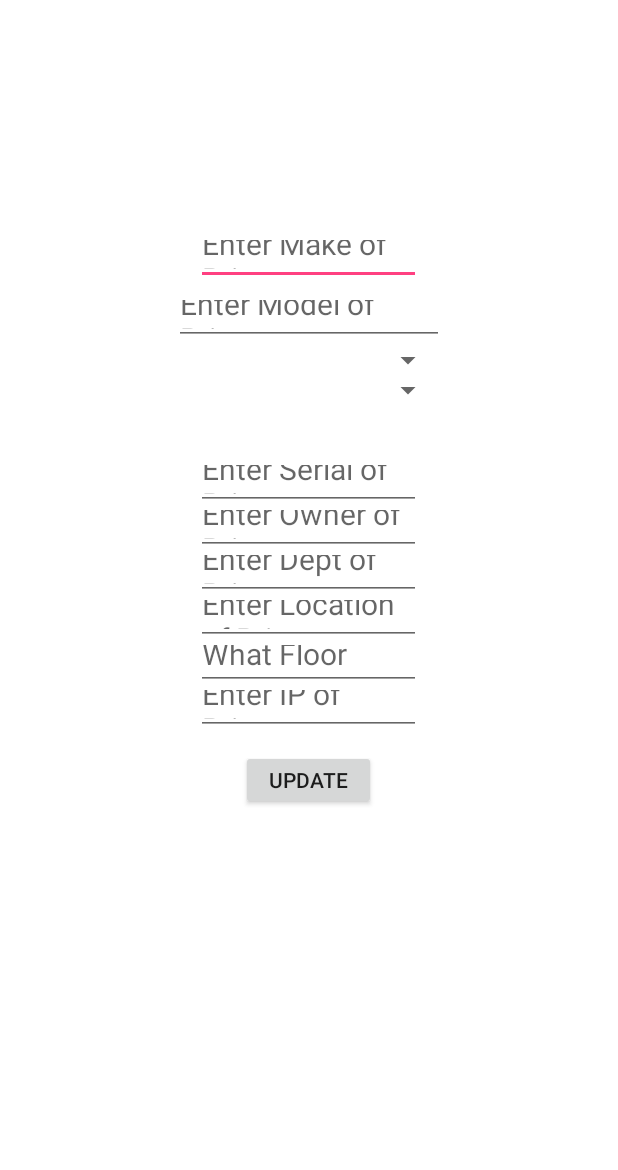
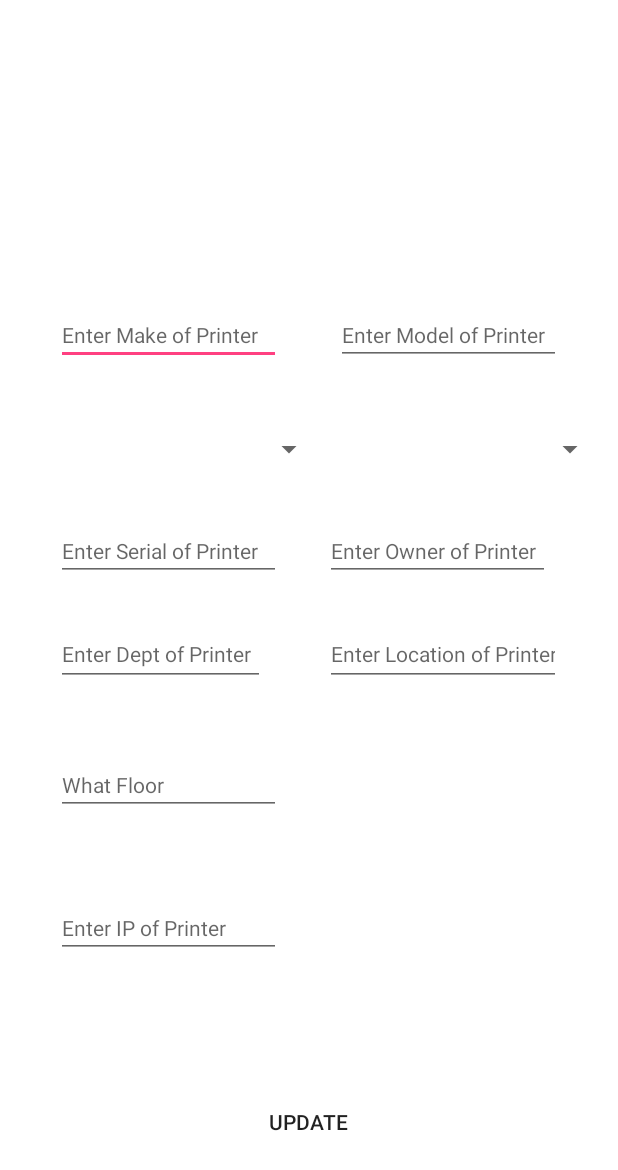
Before and after one commit to jmadrid1/Prinventory-Kotlin, an Android app: the layout fragment_printer_update.xml on its own in the app's theme, with its tools: preview values and no code run, on a phone screen of 412 x 824 dp. Shown: the top 1170 px of the screen. Run offline under Robolectric (Android 15) with nearby library versions, the light colour scheme and no system bars.

Commit message:
Updated UI for Printer Activity's fragment for updating printers.

```diff
--- a/app/src/main/res/layout/fragment_printer_update.xml
+++ b/app/src/main/res/layout/fragment_printer_update.xml
@@ -1,102 +1,202 @@
 <?xml version="1.0" encoding="utf-8"?>
-<RelativeLayout
+<android.support.constraint.ConstraintLayout
     xmlns:android="http://schemas.android.com/apk/res/android"
+    xmlns:app="http://schemas.android.com/apk/res-auto"
     android:layout_width="match_parent"
     android:layout_height="match_parent"
+    android:orientation="vertical"
     android:background="@color/cardview_light_background">
 
     <EditText
         android:id="@+id/fragment_printer_update_edittext_make"
         android:layout_width="150dp"
         android:layout_height="40dp"
-        android:layout_marginTop="150dp"
-        android:layout_centerHorizontal="true"
-        android:textSize="20sp"
-        android:hint="@string/hint_printer_make"/>
+        android:layout_marginStart="8dp"
+        android:layout_marginLeft="8dp"
+        android:layout_marginEnd="8dp"
+        android:layout_marginRight="8dp"
+        android:layout_marginBottom="36dp"
+        android:hint="@string/hint_printer_make"
+        android:inputType="textCapWords"
+        android:textSize="14sp"
+        app:layout_constraintBottom_toTopOf="@+id/fragment_printer_update_spinner_status"
+        app:layout_constraintEnd_toEndOf="parent"
+        app:layout_constraintHorizontal_bias="0.118"
+        app:layout_constraintStart_toStartOf="parent" />
 
     <EditText
         android:id="@+id/fragment_printer_update_edittext_model"
-        android:layout_width="180dp"
+        android:layout_width="150dp"
         android:layout_height="40dp"
-        android:layout_marginTop="190dp"
-        android:layout_centerHorizontal="true"
-        android:textSize="20sp"
-        android:hint="@string/hint_printer_model"/>
+        android:layout_marginStart="8dp"
+        android:layout_marginLeft="8dp"
+        android:layout_marginEnd="8dp"
+        android:layout_marginRight="8dp"
+        android:layout_marginBottom="36dp"
+        android:hint="@string/hint_printer_model"
+        android:textSize="14sp"
+        app:layout_constraintBottom_toTopOf="@+id/fragment_printer_update_spinner_color"
+        app:layout_constraintEnd_toEndOf="parent"
+        app:layout_constraintHorizontal_bias="0.877"
+        app:layout_constraintStart_toStartOf="parent" />
 
     <Spinner
         android:id="@+id/fragment_printer_update_spinner_status"
         android:layout_width="180dp"
         android:layout_height="40dp"
-        android:layout_centerHorizontal="true"
-        android:layout_marginTop="220dp"/>
+        android:layout_marginStart="8dp"
+        android:layout_marginLeft="8dp"
+        android:layout_marginEnd="8dp"
+        android:layout_marginRight="8dp"
+        android:layout_marginBottom="28dp"
+        app:layout_constraintBottom_toTopOf="@+id/fragment_printer_update_edittext_serial"
+        app:layout_constraintEnd_toEndOf="parent"
+        app:layout_constraintHorizontal_bias="0.134"
+        app:layout_constraintStart_toStartOf="parent" />
 
     <Spinner
         android:id="@+id/fragment_printer_update_spinner_color"
         android:layout_width="180dp"
         android:layout_height="40dp"
-        android:layout_centerHorizontal="true"
-        android:layout_marginTop="240dp"/>
+        android:layout_marginStart="8dp"
+        android:layout_marginLeft="8dp"
+        android:layout_marginEnd="8dp"
+        android:layout_marginRight="8dp"
+        android:layout_marginBottom="28dp"
+        app:layout_constraintBottom_toTopOf="@+id/fragment_printer_update_edittext_owner"
+        app:layout_constraintEnd_toEndOf="parent"
+        app:layout_constraintHorizontal_bias="1.0"
+        app:layout_constraintStart_toStartOf="parent" />
 
     <EditText
         android:id="@+id/fragment_printer_update_edittext_serial"
         android:layout_width="150dp"
         android:layout_height="40dp"
-        android:layout_marginTop="300dp"
-        android:layout_centerHorizontal="true"
-        android:textSize="20sp"
-        android:hint="@string/hint_printer_serial"/>
+        android:layout_marginStart="8dp"
+        android:layout_marginLeft="8dp"
+        android:layout_marginEnd="8dp"
+        android:layout_marginRight="8dp"
+        android:layout_marginBottom="28dp"
+        android:hint="@string/hint_printer_serial"
+        android:inputType="textCapCharacters"
+        android:textSize="14sp"
+        app:layout_constraintBottom_toTopOf="@+id/fragment_printer_update_edittext_dept"
+        app:layout_constraintEnd_toEndOf="parent"
+        app:layout_constraintHorizontal_bias="0.118"
+        app:layout_constraintStart_toStartOf="parent" />
 
     <EditText
         android:id="@+id/fragment_printer_update_edittext_owner"
         android:layout_width="150dp"
         android:layout_height="40dp"
-        android:layout_marginTop="330dp"
-        android:layout_centerHorizontal="true"
-        android:textSize="20sp"
-        android:hint="@string/hint_printer_owner"/>
+        android:layout_marginStart="8dp"
+        android:layout_marginLeft="8dp"
+        android:layout_marginEnd="8dp"
+        android:layout_marginRight="8dp"
+        android:layout_marginBottom="28dp"
+        android:hint="@string/hint_printer_owner"
+        android:inputType="textCapWords"
+        android:textSize="14sp"
+        app:layout_constraintBottom_toTopOf="@+id/fragment_printer_update_edittext_location"
+        app:layout_constraintEnd_toEndOf="parent"
+        app:layout_constraintHorizontal_bias="0.848"
+        app:layout_constraintStart_toStartOf="parent" />
 
     <EditText
         android:id="@+id/fragment_printer_update_edittext_dept"
-        android:layout_width="150dp"
-        android:layout_height="40dp"
-        android:layout_marginTop="360dp"
-        android:layout_centerHorizontal="true"
-        android:textSize="20sp"
-        android:hint="@string/hint_printer_dept"/>
+        android:layout_width="139dp"
+        android:layout_height="42dp"
+        android:layout_marginStart="8dp"
+        android:layout_marginLeft="8dp"
+        android:layout_marginTop="8dp"
+        android:layout_marginEnd="8dp"
+        android:layout_marginRight="8dp"
+        android:layout_marginBottom="8dp"
+        android:hint="@string/hint_printer_dept"
+        android:inputType="textCapWords"
+        android:textSize="14sp"
+        app:layout_constraintBottom_toBottomOf="parent"
+        app:layout_constraintEnd_toEndOf="parent"
+        app:layout_constraintHorizontal_bias="0.113"
+        app:layout_constraintStart_toStartOf="parent"
+        app:layout_constraintTop_toTopOf="parent"
+        app:layout_constraintVertical_bias="0.532" />
 
     <EditText
         android:id="@+id/fragment_printer_update_edittext_location"
-        android:layout_width="150dp"
-        android:layout_height="40dp"
-        android:layout_marginTop="390dp"
-        android:layout_centerHorizontal="true"
-        android:textSize="20sp"
-        android:hint="@string/hint_printer_location"/>
+        android:layout_width="157dp"
+        android:layout_height="42dp"
+        android:layout_marginStart="8dp"
+        android:layout_marginLeft="8dp"
+        android:layout_marginTop="8dp"
+        android:layout_marginEnd="8dp"
+        android:layout_marginRight="8dp"
+        android:layout_marginBottom="8dp"
+        android:hint="@string/hint_printer_location"
+        android:inputType="textCapWords"
+        android:textSize="14sp"
+        app:layout_constraintBottom_toBottomOf="parent"
+        app:layout_constraintEnd_toEndOf="parent"
+        app:layout_constraintHorizontal_bias="0.873"
+        app:layout_constraintStart_toStartOf="parent"
+        app:layout_constraintTop_toTopOf="parent"
+        app:layout_constraintVertical_bias="0.532" />
 
     <EditText
         android:id="@+id/fragment_printer_update_edittext_floor"
         android:layout_width="150dp"
         android:layout_height="40dp"
-        android:layout_marginTop="420dp"
-        android:layout_centerHorizontal="true"
-        android:textSize="20sp"
-        android:hint="@string/hint_printer_floor"/>
+        android:layout_marginStart="8dp"
+        android:layout_marginLeft="8dp"
+        android:layout_marginTop="8dp"
+        android:layout_marginEnd="8dp"
+        android:layout_marginRight="8dp"
+        android:layout_marginBottom="8dp"
+        android:hint="@string/hint_printer_floor"
+        android:inputType="textCapWords"
+        android:textSize="14sp"
+        app:layout_constraintBottom_toBottomOf="parent"
+        app:layout_constraintEnd_toEndOf="parent"
+        app:layout_constraintHorizontal_bias="0.118"
+        app:layout_constraintStart_toStartOf="parent"
+        app:layout_constraintTop_toTopOf="parent"
+        app:layout_constraintVertical_bias="0.645" />
 
     <EditText
         android:id="@+id/fragment_printer_update_edittext_ip"
         android:layout_width="150dp"
         android:layout_height="40dp"
-        android:layout_marginTop="450dp"
-        android:layout_centerHorizontal="true"
-        android:textSize="20sp"
-        android:hint="@string/hint_printer_ip"/>
+        android:layout_marginStart="8dp"
+        android:layout_marginLeft="8dp"
+        android:layout_marginTop="8dp"
+        android:layout_marginEnd="8dp"
+        android:layout_marginRight="8dp"
+        android:layout_marginBottom="8dp"
+        android:hint="@string/hint_printer_ip"
+        android:inputType="number"
+        android:maxLength="3"
+        android:textSize="14sp"
+        app:layout_constraintBottom_toBottomOf="parent"
+        app:layout_constraintEnd_toEndOf="parent"
+        app:layout_constraintHorizontal_bias="0.118"
+        app:layout_constraintStart_toStartOf="parent"
+        app:layout_constraintTop_toTopOf="parent"
+        app:layout_constraintVertical_bias="0.769" />
 
     <Button
         android:id="@+id/fragment_printer_button_submit"
         android:layout_width="90dp"
         android:layout_height="40dp"
-        android:layout_centerHorizontal="true"
-        android:layout_marginTop="500dp"
-        android:text="@string/btn_update"/>
+        android:background="@drawable/button_shape"
+        android:layout_marginStart="8dp"
+        android:layout_marginLeft="8dp"
+        android:layout_marginEnd="8dp"
+        android:layout_marginRight="8dp"
+        android:layout_marginBottom="56dp"
+        android:text="@string/btn_update"
+        app:layout_constraintBottom_toBottomOf="parent"
+        app:layout_constraintEnd_toEndOf="parent"
+        app:layout_constraintHorizontal_bias="0.498"
+        app:layout_constraintStart_toStartOf="parent" />
 
-</RelativeLayout>
+</android.support.constraint.ConstraintLayout>
```
